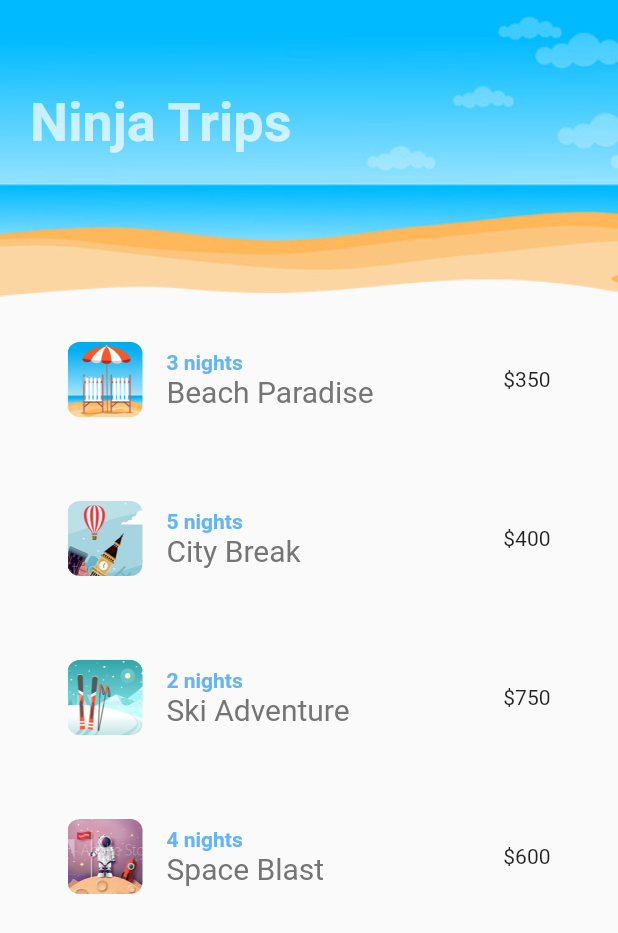
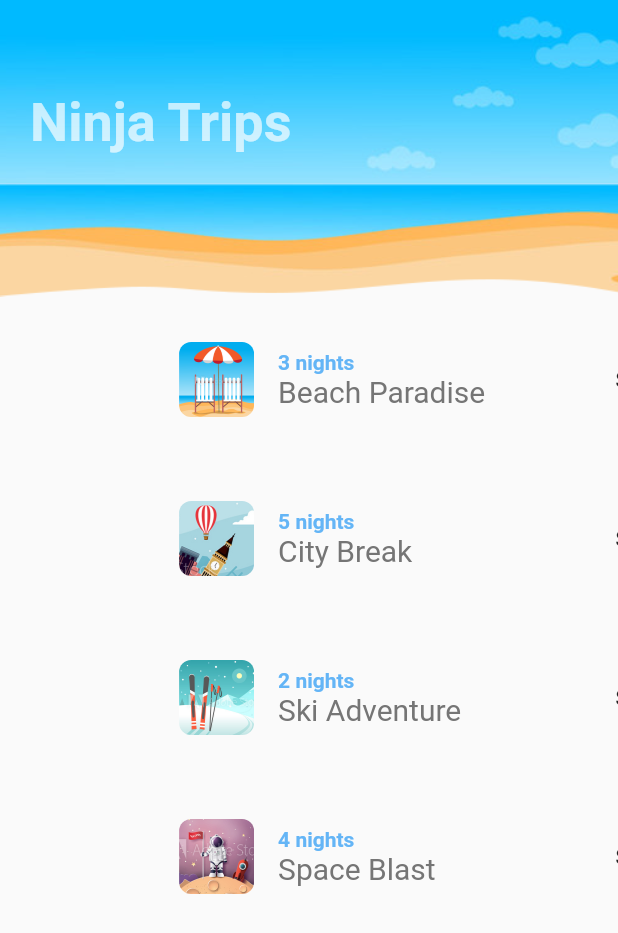
Before and after one commit to 4643880/Animations-Flutter, a Flutter app: the first screen one second after launch, on a phone screen of 412 x 824 dp. Shown: the top 933 px of the screen. Run offline on Flutter 3.47's test engine with Material 2 defaults, Android fonts, the phone set to English and light mode, and no system bars; missing offline and left inert: dart:ffi, ipsum.

Commit message:
Implemented Animated List

```diff
--- a/lib/shared/tripList.dart
+++ b/lib/shared/tripList.dart
@@ -8,12 +8,16 @@ class TripList extends StatefulWidget {
 }
 
 class _TripListState extends State<TripList> {
-  List<Trip> _tripList = [];
+  final GlobalKey<AnimatedListState> listKey = GlobalKey<AnimatedListState>();
+  final List<Trip> _tripList = [];
 
   @override
   void initState() {
     super.initState();
+    // It means this method should run after built method
+    WidgetsBinding.instance.addPostFrameCallback((timeStamp) {
       _addTrips();
+    });
   }
 
   void _addTrips() {
@@ -47,16 +51,29 @@ class _TripListState extends State<TripList> {
 
     _trips.forEach((Trip trip) {
       _tripList.add(trip);
+      // index no e.g total items in list are 10 then index will be 9 means -1
+      listKey.currentState?.insertItem(
+        _tripList.length - 1,
+        duration: const Duration(seconds: 1),
+      );
     });
   }
 
+  final Tween<Offset> _offset = Tween<Offset>(
+    begin: const Offset(1, 0),
+    end: const Offset(0, 0),
+  );
+
   @override
   Widget build(BuildContext context) {
-    return ListView.builder(
-      itemCount: _tripList.length,
-      itemBuilder: (context, index) {
+    return AnimatedList(
+      key: listKey,
+      initialItemCount: _tripList.length,
+      itemBuilder: (context, index, animation) {
         final item = _tripList[index];
-        return ListTile(
+        return SlideTransition(
+          position: animation.drive(_offset),
+          child: ListTile(
             onTap: () {
               Navigator.push(
                 context,
@@ -96,6 +113,7 @@ class _TripListState extends State<TripList> {
               ),
             ),
             trailing: Text('\$${item.price}'),
+          ),
         );
       },
     );
```
Lines whose indentation alone changed are shown as unchanged.
